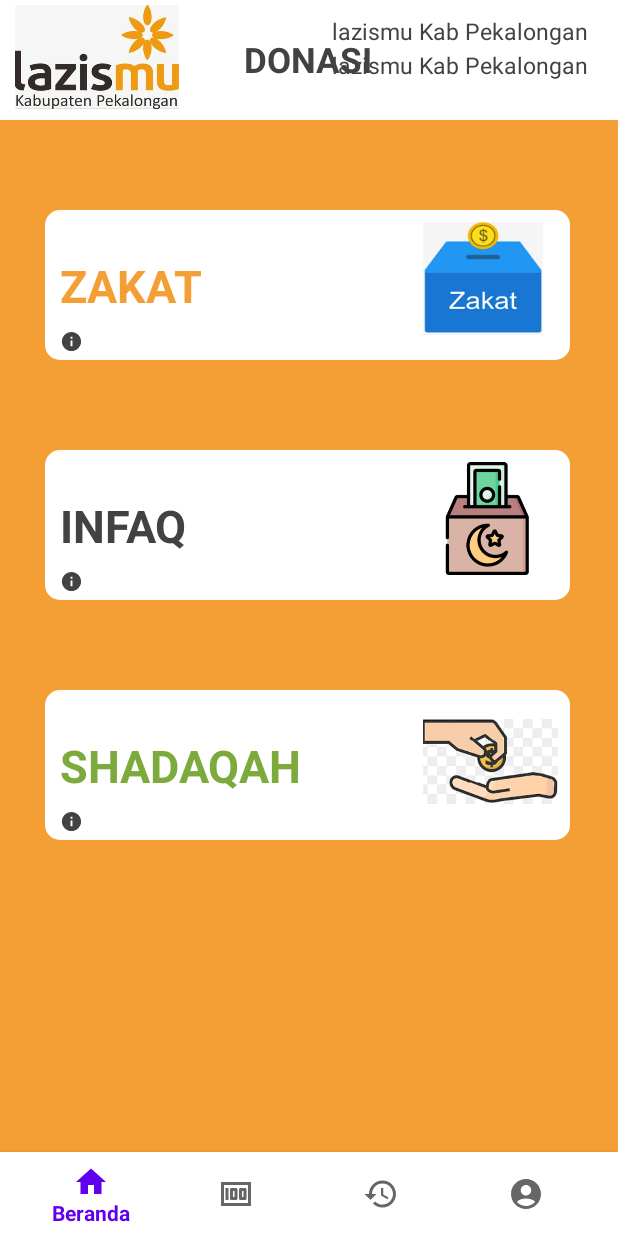
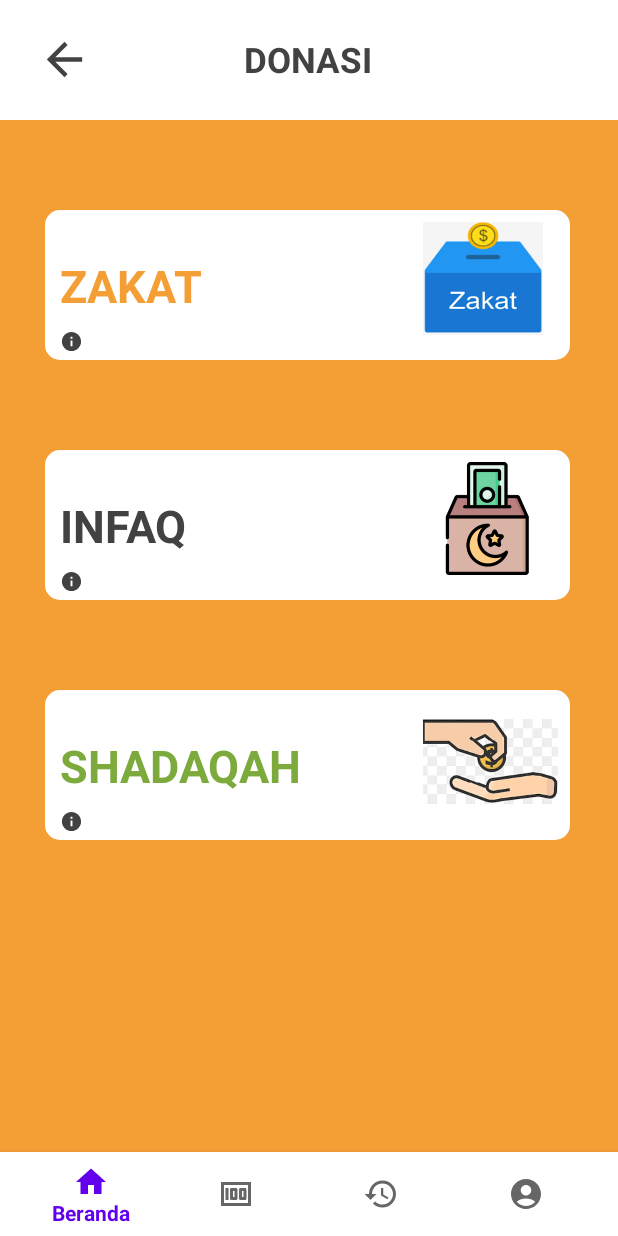
Before and after one commit to Bermantio/taandroid2022, an Android app: the layout activity_donasi.xml on its own in the app's theme, with its tools: preview values and no code run, on a phone screen of 412 x 824 dp. Run offline under Robolectric (Android 15) with nearby library versions, the phone set to English and light mode, and no system bars.

Commit message:
kurangupdateprofil(jeniskelamin),laporan,riwayat,donasi,layanan

```diff
--- a/app/src/main/AndroidManifest.xml
+++ b/app/src/main/AndroidManifest.xml
@@ -2,6 +2,8 @@
 <manifest xmlns:android="http://schemas.android.com/apk/res/android"
     xmlns:tools="http://schemas.android.com/tools"
     package="com.example.lazismu">
+
+    <uses-permission android:name="android.permission.CALL_PHONE"/>
 
     <application
         android:allowBackup="true"
--- a/app/src/main/java/com/example/lazismu/Register.java
+++ b/app/src/main/java/com/example/lazismu/Register.java
@@ -137,12 +137,12 @@
                     txtnamalengkap.setError("Nama Lengkap belum diisi");
                     txtnamalengkap.requestFocus();
                 }
+                else if (TextUtils.isEmpty(jeniskelamin)){
+                    spinner.requestFocus();
+                }
                 else if (TextUtils.isEmpty(alamat)){
                     txtalamat.setError("Alamat belum diisi");
                     txtalamat.requestFocus();
-                }
-                else if (TextUtils.isEmpty(jeniskelamin)){
-                    spinner.requestFocus();
                 }
                 else if (TextUtils.isEmpty(email)){
                     txtemail.setError("Email belum diisi");
--- a/app/src/main/res/layout/activity_donasi.xml
+++ b/app/src/main/res/layout/activity_donasi.xml
@@ -23,12 +23,12 @@
         android:background="@color/white">
 
         <ImageView
-            android:id="@+id/lazisdonasi"
-            android:layout_width="109dp"
-            android:layout_height="69dp"
-            android:layout_marginVertical="3dp"
-            android:layout_marginLeft="10dp"
-            android:background="@drawable/lazismukabpekalonganicon" />
+            android:id="@+id/kembalidonasi"
+            android:layout_width="wrap_content"
+            android:layout_height="wrap_content"
+            android:layout_centerVertical="true"
+            android:layout_marginLeft="25dp"
+            android:src="@drawable/kembaliicondark" />
 
         <TextView
             android:id="@+id/juduldonasi"
@@ -40,31 +40,6 @@
             android:textColor="@color/cardview_dark_background"
             android:textSize="23dp"
             android:textStyle="bold" />
-
-        <TextView
-            android:id="@+id/txttanggal"
-            android:layout_width="wrap_content"
-            android:layout_height="wrap_content"
-            android:layout_alignParentEnd="true"
-            android:layout_marginTop="10dp"
-            android:layout_marginEnd="10dp"
-            android:paddingHorizontal="10dp"
-            android:text="@string/app_name"
-            android:textColor="@color/cardview_dark_background"
-            android:textSize="15dp" />
-
-        <TextView
-            android:id="@+id/txtjam"
-            android:layout_below="@id/txttanggal"
-            android:layout_height="wrap_content"
-            android:layout_width="wrap_content"
-            android:paddingHorizontal="10dp"
-            android:layout_alignParentEnd="true"
-            android:layout_marginEnd="10dp"
-            android:layout_marginTop="1dp"
-            android:text="@string/app_name"
-            android:textSize="15dp"
-            android:textColor="@color/cardview_dark_background"/>
 
     </RelativeLayout>
 
@@ -108,7 +83,7 @@
         android:layout_width="350dp"
         android:layout_height="100dp"
         android:layout_below="@id/txtdonasizakat"
-        android:layout_marginLeft="30dp"
+        android:layout_marginHorizontal="30dp"
         android:layout_marginTop="60dp"
         android:background="@drawable/backgroundwhite"
         android:paddingLeft="10dp"
@@ -143,7 +118,7 @@
         android:layout_width="350dp"
         android:layout_height="100dp"
         android:layout_below="@id/txtdonasiinfaq"
-        android:layout_marginLeft="30dp"
+        android:layout_marginHorizontal="30dp"
         android:layout_marginTop="60dp"
         android:background="@drawable/backgroundwhite"
         android:paddingLeft="10dp"
--- a/app/src/main/res/layout/infoinfaq.xml
+++ b/app/src/main/res/layout/infoinfaq.xml
@@ -23,6 +23,7 @@
         android:layout_marginVertical="10dp"
         android:paddingHorizontal="10dp"
         android:paddingVertical="10dp"
+        android:textAlignment="center"
         android:text="Menurut Undang-Undang Republik Indonesia No. 23 Tahun 2011 Tentang Pengelolaan Zakat, Infak adalah harta yang dikeluarkan oleh seseorang atau badan usaha di luar zakat untuk kemaslahatan umum. Infaq berasal dari Bahasa Arab, yang berarti membelanjakan harta atau memberikan harta. Sedangkan infaq berarti keluarkanlah harta. Infaq dikeluarkan untuk membantu fakir miskin, orang yang sedang terkena bencana, atau hal lainnya yang termasuk dalam ajaran islam. Bentuk pemberian yang diterima oleh kaum tersebut terbatas pada harta benda kekayaan yang telah disisihkan."
         android:textColor="#F49F36"
         android:textSize="18dp"
--- a/app/src/main/res/layout/infoshadaqah.xml
+++ b/app/src/main/res/layout/infoshadaqah.xml
@@ -24,6 +24,7 @@
         android:paddingHorizontal="10dp"
         android:paddingVertical="10dp"
         android:text="Menurut Undang-Undang Republik Indonesia No. 23 Tahun 2011 Tentang Pengelolaan Zakat, Shadaqah adalah harta atau nonharta yang dikeluarkan oleh seseorang atau badan usaha di luar zakat untuk kebermanfaatan umum. Shadaqah memiliki bentuk pemberian yang lebih luas, bisa dalam bentuk harta benda maupun nonharta. Yang dimaksud nonharta adalah seperti tutur kata yang baik, senyuman yang tulus, dan lain-lain yang bisa digolongkan ke dalam perbuatan yang baik."
+        android:textAlignment="center"
         android:textColor="#F49F36"
         android:textSize="18dp"
         android:textStyle="bold" />
```
Also changed, not shown: app/src/main/java/com/example/lazismu/BantuanLogin.java (+40 -0 lines), app/src/main/java/com/example/lazismu/Donasi.java (+10 -14 lines), app/src/main/java/com/example/lazismu/Profil.java (+4 -4 lines), app/src/main/res/layout/activity_bantuan_login.xml (+6 -6 lines), app/src/main/res/layout/infozakat.xml (+3 -8 lines).
